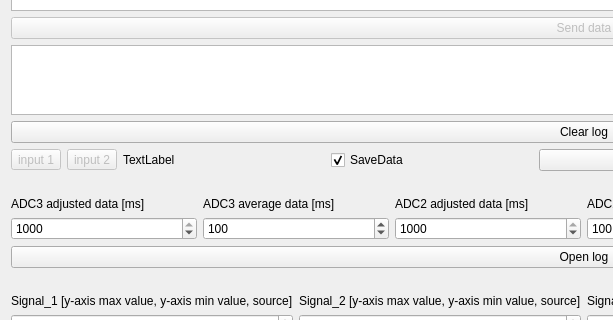
The window that mainwindow.ui (rezy91/TestBoard785) describes before a commit, drawn with Qt 5; both pictures show x 0 to 613 and y 300 to 620 of the 1168 by 727 pixel window.
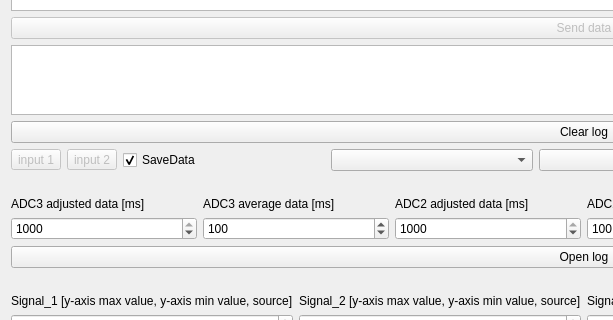
The same window after the commit.

```diff
--- a/mainwindow.ui
+++ b/mainwindow.ui
@@ -463,13 +463,6 @@
         </property>
        </widget>
       </item>
-      <item>
-       <widget class="QLabel" name="deviceIdLabel">
-        <property name="text">
-         <string>TextLabel</string>
-        </property>
-       </widget>
-      </item>
       <item>
        <widget class="QCheckBox" name="checkBox">
         <property name="text">
@@ -480,6 +473,9 @@
         </property>
        </widget>
       </item>
+      <item>
+       <widget class="QComboBox" name="comboBox_SelectDevice"/>
+      </item>
       <item>
        <widget class="QComboBox" name="comboBox"/>
       </item>
```
